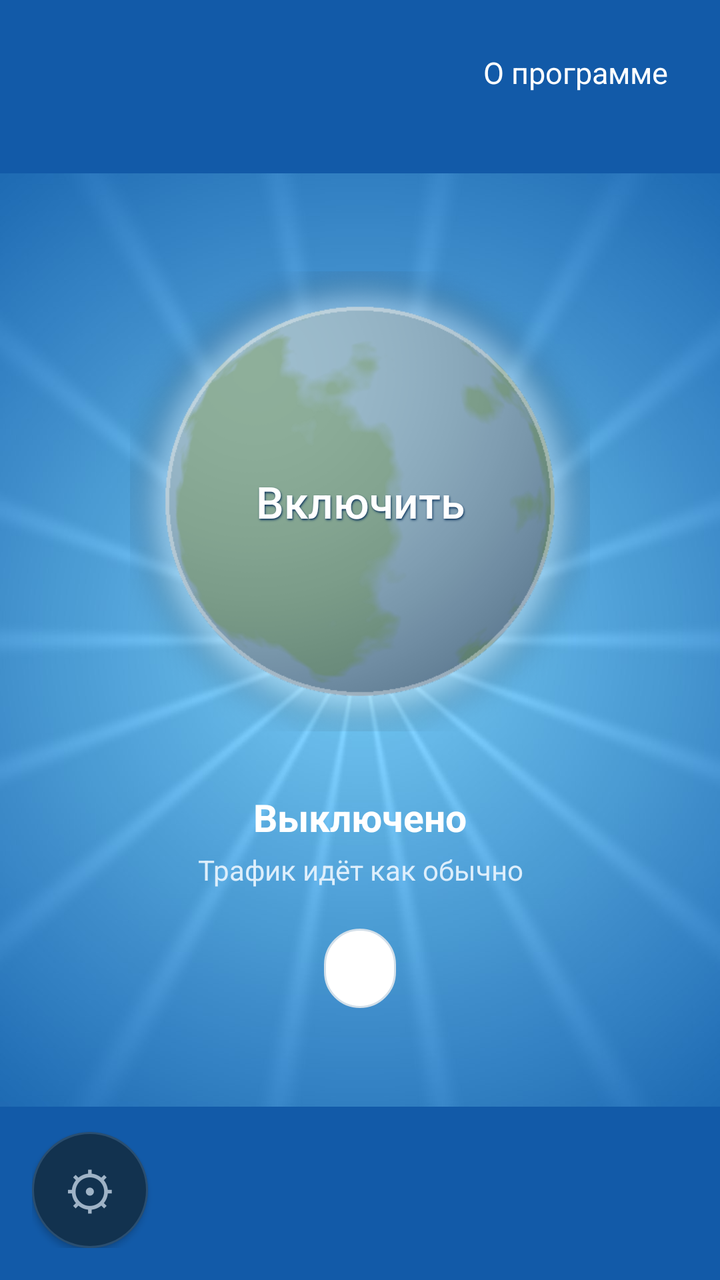
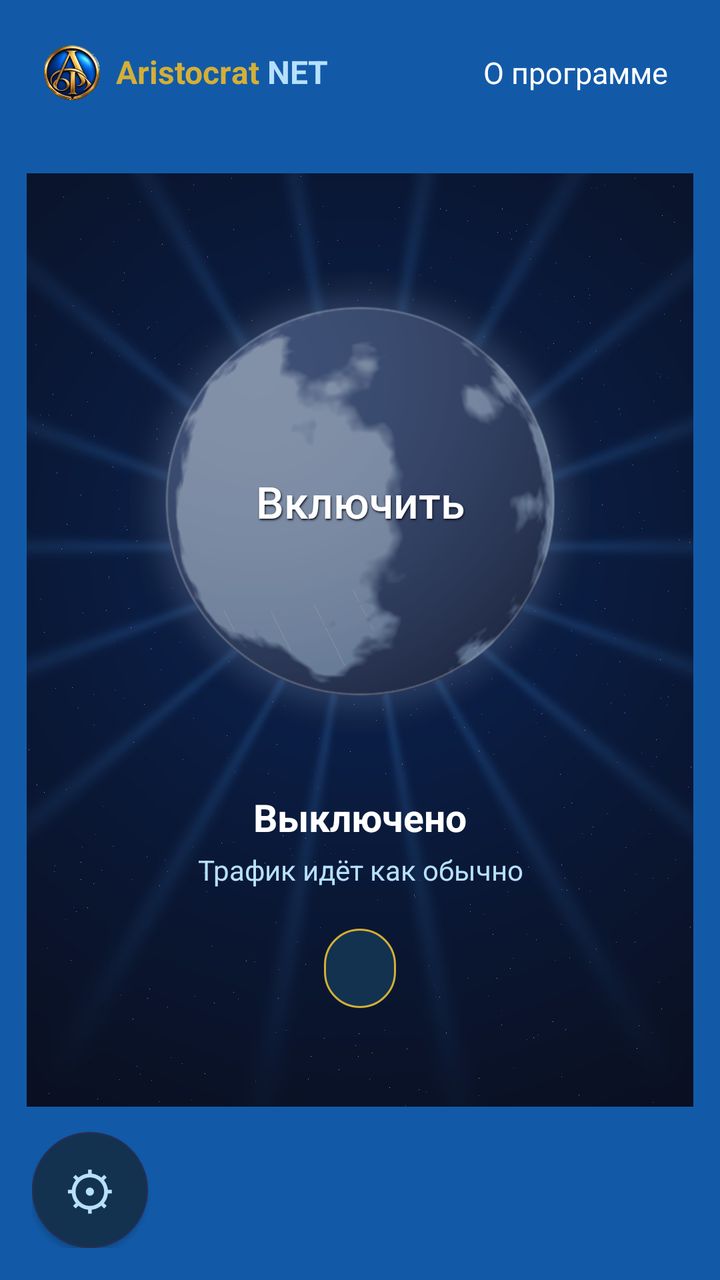

Two renders of the same Android screen: before a commit and after it. Below are the layout's source before the change and the commit's diff.
<!-- AndroidManifest.xml: application theme AppTheme -->
<!-- res/layout/activity_main.xml -->
<?xml version="1.0" encoding="utf-8"?>
<FrameLayout xmlns:android="http://schemas.android.com/apk/res/android"
    android:layout_width="match_parent"
    android:layout_height="match_parent"
    android:background="@drawable/sky"
    android:padding="16dp">

    <TextView
        android:id="@+id/about"
        android:layout_width="wrap_content"
        android:layout_height="wrap_content"
        android:layout_gravity="top|end"
        android:background="@drawable/link_bg"
        android:clickable="true"
        android:focusable="true"
        android:padding="10dp"
        android:text="@string/about"
        android:textColor="#FFFFFF"
        android:textSize="15sp" />

    <LinearLayout
        android:layout_width="match_parent"
        android:layout_height="wrap_content"
        android:layout_gravity="center"
        android:gravity="center_horizontal"
        android:orientation="vertical">

        <Button
            android:id="@+id/power"
            android:layout_width="230dp"
            android:layout_height="230dp"
            android:background="@drawable/power_off"
            android:focusable="true"
            android:text="@string/connect"
            android:textAllCaps="false"
            android:shadowColor="#0B335C"
            android:shadowDx="1"
            android:shadowDy="2"
            android:shadowRadius="2"
            android:textColor="#FFFFFF"
            android:textSize="22sp" />

        <TextView
            android:id="@+id/status"
            android:layout_width="wrap_content"
            android:layout_height="wrap_content"
            android:layout_marginTop="30dp"
            android:text="@string/status_off"
            android:textColor="#FFFFFF"
            android:textSize="19sp"
            android:textStyle="bold" />

        <TextView
            android:id="@+id/torStatus"
            android:layout_width="wrap_content"
            android:layout_height="wrap_content"
            android:layout_marginTop="4dp"
            android:gravity="center"
            android:paddingStart="24dp"
            android:paddingEnd="24dp"
            android:text="@string/sub_off"
            android:textColor="#DDEEFB"
            android:textSize="14sp" />

        <TextView
            android:id="@+id/ip"
            android:layout_width="wrap_content"
            android:layout_height="wrap_content"
            android:layout_marginTop="20dp"
            android:background="@drawable/ip_pill"
            android:paddingStart="18dp"
            android:paddingTop="9dp"
            android:paddingEnd="18dp"
            android:paddingBottom="9dp"
            android:textColor="#14273A"
            android:textSize="16sp" />
    </LinearLayout>

    <Button
        android:id="@+id/gear"
        android:layout_width="58dp"
        android:layout_height="58dp"
        android:layout_gravity="bottom|start"
        android:background="@drawable/gear_bg"
        android:contentDescription="@string/settings"
        android:focusable="true"
        android:padding="0dp"
        android:text="⚙"
        android:textColor="@color/muted"
        android:textSize="26sp" />
</FrameLayout>
<!-- resources referenced by this layout -->
<resources>
  <color name="muted">#9FB3C6</color>
  <!-- drawable gear_bg (drawable) -->
  <?xml version="1.0" encoding="utf-8"?>
  <selector xmlns:android="http://schemas.android.com/apk/res/android">
      <item android:state_focused="true">
          <shape android:shape="oval">
              <solid android:color="@color/card" />
              <stroke android:width="3dp" android:color="#FFFFFF" />
          </shape>
      </item>
      <item>
          <shape android:shape="oval">
              <solid android:color="@color/card" />
              <stroke android:width="1dp" android:color="#2A4E70" />
          </shape>
      </item>
  </selector>
  <!-- drawable ip_pill (drawable) -->
  <?xml version="1.0" encoding="utf-8"?>
  <shape xmlns:android="http://schemas.android.com/apk/res/android" android:shape="rectangle">
      <solid android:color="#FFFFFF" />
      <stroke android:width="1dp" android:color="#D3DFE9" />
      <corners android:radius="22dp" />
  </shape>
  <!-- drawable link_bg (drawable) -->
  <?xml version="1.0" encoding="utf-8"?>
  <selector xmlns:android="http://schemas.android.com/apk/res/android">
      <item android:state_focused="true">
          <shape android:shape="rectangle">
              <solid android:color="#2A4E70" />
              <corners android:radius="8dp" />
          </shape>
      </item>
      <item android:drawable="@android:color/transparent" />
  </selector>
  <!-- drawable power_off (drawable) -->
  <?xml version="1.0" encoding="utf-8"?>
  <selector xmlns:android="http://schemas.android.com/apk/res/android">
      <item android:state_focused="true" android:drawable="@drawable/planet_off_focus" />
      <item android:state_pressed="true" android:drawable="@drawable/planet_off_focus" />
      <item android:drawable="@drawable/planet_off" />
  </selector>
  <!-- drawable sky (drawable) -->
  <?xml version="1.0" encoding="utf-8"?>
  <layer-list xmlns:android="http://schemas.android.com/apk/res/android">
      <item><color android:color="#125AA8" /></item>
      <item><bitmap android:src="@drawable/sky_img" android:gravity="center" /></item>
  </layer-list>
  <string name="about">О программе</string>
  <string name="connect">Включить</string>
  <string name="settings">Настройки</string>
  <string name="status_off">Выключено</string>
  <string name="sub_off">Трафик идёт как обычно</string>
  <style name="AppTheme" parent="android:Theme.DeviceDefault">
          <item name="android:windowBackground">@color/bg</item>
          <item name="android:colorAccent">@color/accent</item>
      </style>
  <color name="card">#12324F</color>
  <!-- drawable planet_off_focus: png bitmap (drawable-nodpi, 97762 bytes) -->
  <!-- drawable planet_off: png bitmap (drawable-nodpi, 106699 bytes) -->
  <!-- drawable sky_img: jpg bitmap (drawable-nodpi, 65049 bytes) -->
  <color name="bg">#0B2238</color>
  <color name="accent">#2CB88B</color>
</resources>

<!-- the commit's change to res/layout/activity_main.xml (unified diff, before → after) -->
@@ -4,6 +4,38 @@
     android:layout_height="match_parent"
     android:background="@drawable/sky"
     android:padding="16dp">
+
+    <LinearLayout
+        android:layout_width="wrap_content"
+        android:layout_height="wrap_content"
+        android:layout_gravity="top|start"
+        android:gravity="center_vertical"
+        android:orientation="horizontal"
+        android:padding="6dp">
+
+        <ImageView
+            android:layout_width="28dp"
+            android:layout_height="28dp"
+            android:contentDescription="@null"
+            android:src="@mipmap/ic_launcher" />
+
+        <TextView
+            android:layout_width="wrap_content"
+            android:layout_height="wrap_content"
+            android:layout_marginStart="8dp"
+            android:text="Aristocrat "
+            android:textColor="@color/gold"
+            android:textSize="16sp"
+            android:textStyle="bold" />
+
+        <TextView
+            android:layout_width="wrap_content"
+            android:layout_height="wrap_content"
+            android:text="NET"
+            android:textColor="@color/light"
+            android:textSize="16sp"
+            android:textStyle="bold" />
+    </LinearLayout>
 
     <TextView
         android:id="@+id/about"
@@ -33,7 +65,7 @@
             android:focusable="true"
             android:text="@string/connect"
             android:textAllCaps="false"
-            android:shadowColor="#0B335C"
+            android:shadowColor="#0A0F1F"
             android:shadowDx="1"
             android:shadowDy="2"
             android:shadowRadius="2"
@@ -59,7 +91,7 @@
             android:paddingStart="24dp"
             android:paddingEnd="24dp"
             android:text="@string/sub_off"
-            android:textColor="#DDEEFB"
+            android:textColor="@color/light"
             android:textSize="14sp" />
 
         <TextView
@@ -72,7 +104,7 @@
             android:paddingTop="9dp"
             android:paddingEnd="18dp"
             android:paddingBottom="9dp"
-            android:textColor="#14273A"
+            android:textColor="@color/text"
             android:textSize="16sp" />
     </LinearLayout>
 
@@ -86,6 +118,6 @@
         android:focusable="true"
         android:padding="0dp"
         android:text="⚙"
-        android:textColor="@color/muted"
+        android:textColor="@color/light"
         android:textSize="26sp" />
 </FrameLayout>
<!-- resource entries referenced after the edit -->
@@ -1,27 +1,29 @@
 <!-- resources referenced by this layout -->
 <resources>
-  <color name="muted">#9FB3C6</color>
+  <color name="gold">#D4AF37</color>
+  <color name="light">#B7E0FF</color>
+  <color name="text">#EEF3FB</color>
   <!-- drawable gear_bg (drawable) -->
   <?xml version="1.0" encoding="utf-8"?>
   <selector xmlns:android="http://schemas.android.com/apk/res/android">
       <item android:state_focused="true">
           <shape android:shape="oval">
               <solid android:color="@color/card" />
-              <stroke android:width="3dp" android:color="#FFFFFF" />
+              <stroke android:width="3dp" android:color="@color/gold" />
           </shape>
       </item>
       <item>
           <shape android:shape="oval">
               <solid android:color="@color/card" />
-              <stroke android:width="1dp" android:color="#2A4E70" />
+              <stroke android:width="1dp" android:color="@color/line" />
           </shape>
       </item>
   </selector>
   <!-- drawable ip_pill (drawable) -->
   <?xml version="1.0" encoding="utf-8"?>
   <shape xmlns:android="http://schemas.android.com/apk/res/android" android:shape="rectangle">
-      <solid android:color="#FFFFFF" />
-      <stroke android:width="1dp" android:color="#D3DFE9" />
+      <solid android:color="@color/card" />
+      <stroke android:width="1dp" android:color="@color/gold" />
       <corners android:radius="22dp" />
   </shape>
   <!-- drawable link_bg (drawable) -->
@@ -29,8 +31,15 @@
   <selector xmlns:android="http://schemas.android.com/apk/res/android">
       <item android:state_focused="true">
           <shape android:shape="rectangle">
-              <solid android:color="#2A4E70" />
-              <corners android:radius="8dp" />
+              <solid android:color="#18264A" />
+              <stroke android:width="1dp" android:color="@color/gold" />
+              <corners android:radius="10dp" />
+          </shape>
+      </item>
+      <item android:state_pressed="true">
+          <shape android:shape="rectangle">
+              <solid android:color="#18264A" />
+              <corners android:radius="10dp" />
           </shape>
       </item>
       <item android:drawable="@android:color/transparent" />
@@ -48,6 +57,7 @@
       <item><color android:color="#125AA8" /></item>
       <item><bitmap android:src="@drawable/sky_img" android:gravity="center" /></item>
   </layer-list>
+  <!-- mipmap ic_launcher: png bitmap (mipmap-hdpi, 13034 bytes) -->
   <string name="about">О программе</string>
   <string name="connect">Включить</string>
   <string name="settings">Настройки</string>
@@ -56,12 +66,15 @@
   <style name="AppTheme" parent="android:Theme.DeviceDefault">
           <item name="android:windowBackground">@color/bg</item>
           <item name="android:colorAccent">@color/accent</item>
+          <item name="android:statusBarColor">@color/bg</item>
+          <item name="android:navigationBarColor">@color/bg</item>
       </style>
-  <color name="card">#12324F</color>
-  <!-- drawable planet_off_focus: png bitmap (drawable-nodpi, 97762 bytes) -->
-  <!-- drawable planet_off: png bitmap (drawable-nodpi, 106699 bytes) -->
-  <!-- drawable sky_img: jpg bitmap (drawable-nodpi, 65049 bytes) -->
-  <color name="bg">#0B2238</color>
-  <color name="accent">#2CB88B</color>
+  <color name="card">#111A33</color>
+  <color name="line">#222E52</color>
+  <!-- drawable planet_off_focus: png bitmap (drawable-nodpi, 128622 bytes) -->
+  <!-- drawable planet_off: png bitmap (drawable-nodpi, 140865 bytes) -->
+  <!-- drawable sky_img: jpg bitmap (drawable-nodpi, 60536 bytes) -->
+  <color name="bg">#0A0F1F</color>
+  <color name="accent">#4DA8FF</color>
 </resources>
 
